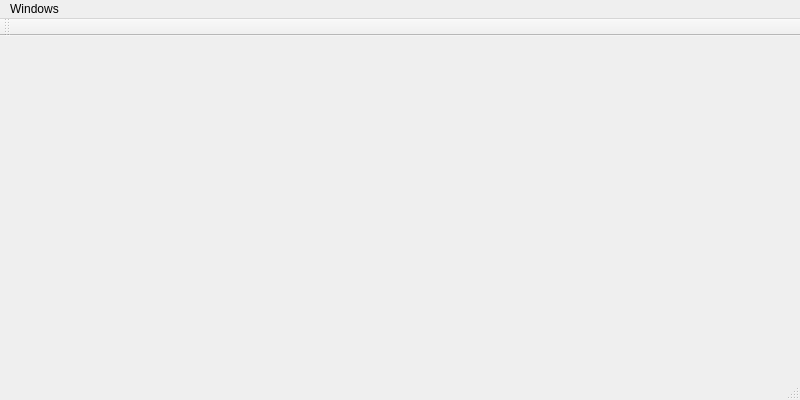
This is MainWindow.ui in LaurentBauer/SCView as Qt 5 draws it before an edit. The edited form follows.
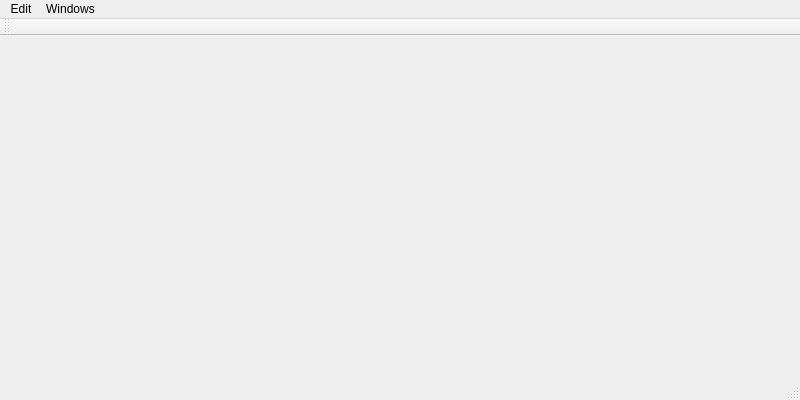
This is the edited form. Icons and pictures are not drawn.

The edit to the form file:
```diff
--- a/MainWindow.ui
+++ b/MainWindow.ui
@@ -20,7 +20,7 @@
      <x>0</x>
      <y>0</y>
      <width>800</width>
-     <height>20</height>
+     <height>21</height>
     </rect>
    </property>
    <widget class="QMenu" name="menuWindows">
@@ -28,6 +28,13 @@
      <string>Windows</string>
     </property>
    </widget>
+   <widget class="QMenu" name="menuEdit">
+    <property name="title">
+     <string>Edit</string>
+    </property>
+    <addaction name="actionFind"/>
+   </widget>
+   <addaction name="menuEdit"/>
    <addaction name="menuWindows"/>
   </widget>
   <widget class="QStatusBar" name="statusBar"/>
```
Left out of the diff: 16 changed lines with no effect on the pictures.
